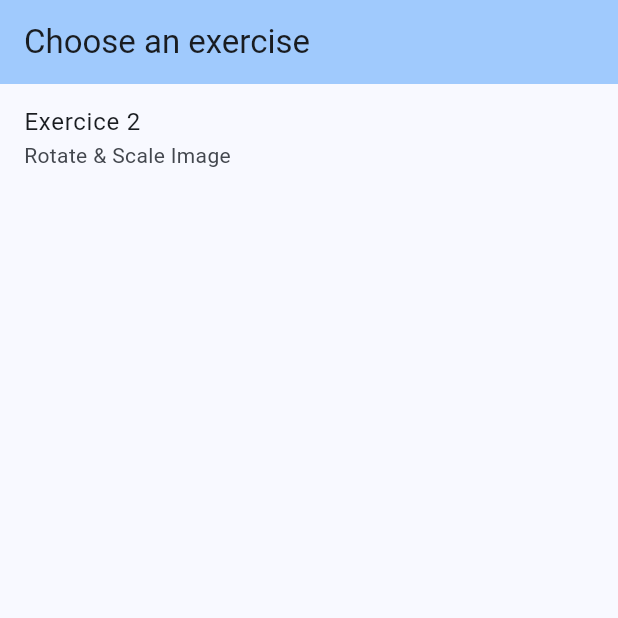
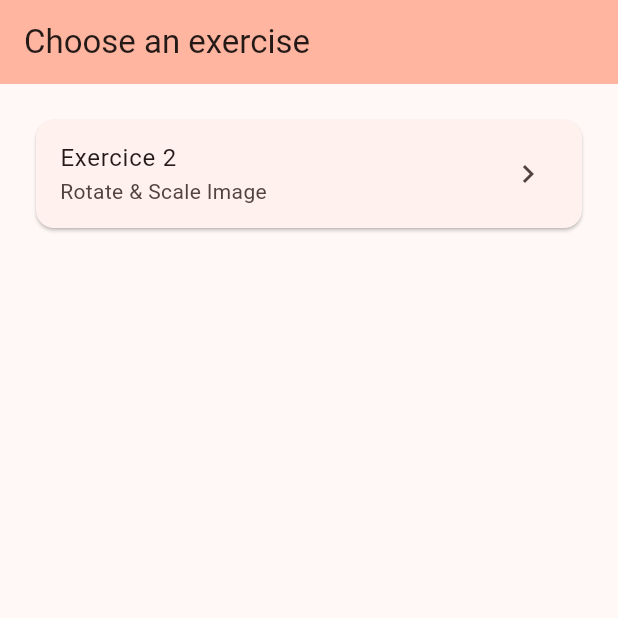
Before and after one commit to A3-M1/taquin, a Flutter app: the screen it shows after launch, on a phone screen of 412 x 824 dp, the top half of it. Run offline on Flutter 3.47's test engine with Material 3 defaults, Android fonts, the phone set to English and light mode, and no system bars.

Commit message:
improve visual of exercise list

```diff
--- a/lib/main.dart
+++ b/lib/main.dart
@@ -16,7 +16,7 @@
       child: MaterialApp(
         title: 'Transform Image',
         theme: ThemeData(
-          colorScheme: ColorScheme.fromSeed(seedColor: Colors.blue),
+          colorScheme: ColorScheme.fromSeed(seedColor: Colors.deepOrange),
           useMaterial3: true,
         ),
         home: const MyHomePage(),
@@ -83,17 +83,23 @@
   Widget build(BuildContext context) {
     var appState = context.watch<MyAppState>();
 
-    return ListView.builder(
+    return Padding(
+      padding: const EdgeInsets.all(20.0),
+      child: ListView.builder(
         itemCount: exerciseList.length,
         itemBuilder: (context, index) {
-        return ListTile(
+          return Card(
+            child: ListTile(
               title: Text(exerciseList[index].name),
               subtitle: Text(exerciseList[index].description),
+              trailing: const Icon(Icons.chevron_right),
               onTap: () {
                 appState.selectExo(index);
               },
+            ),
           );
         },
+      ),
     );
   }
 }
```
Lines whose indentation alone changed are shown as unchanged.
